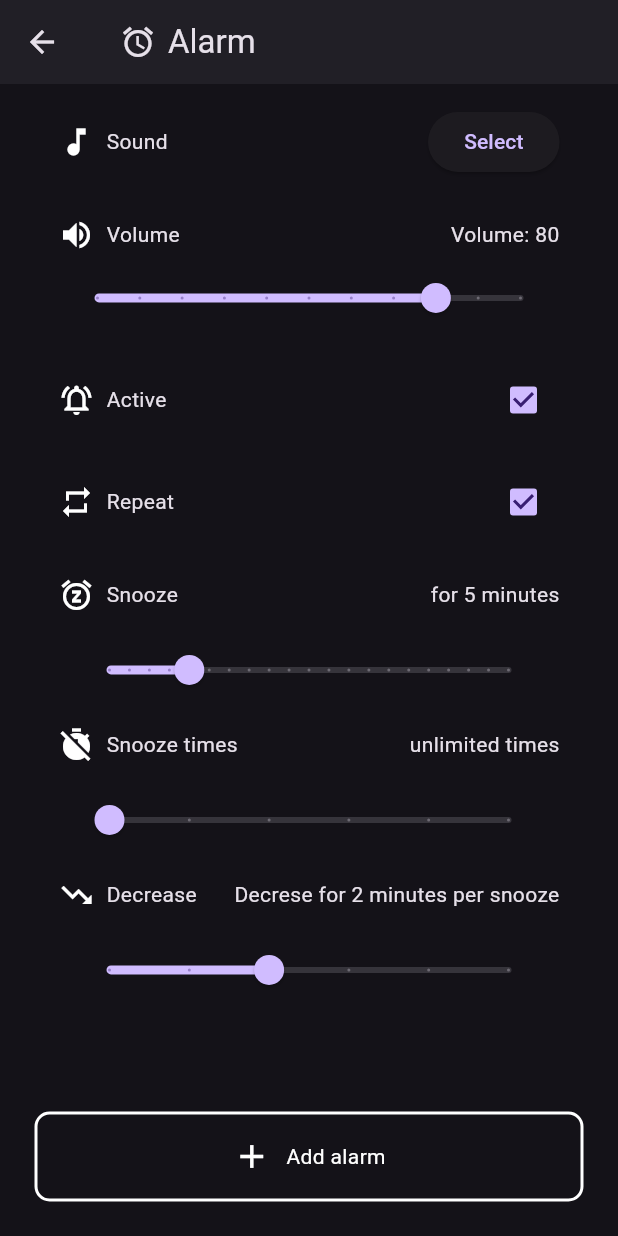
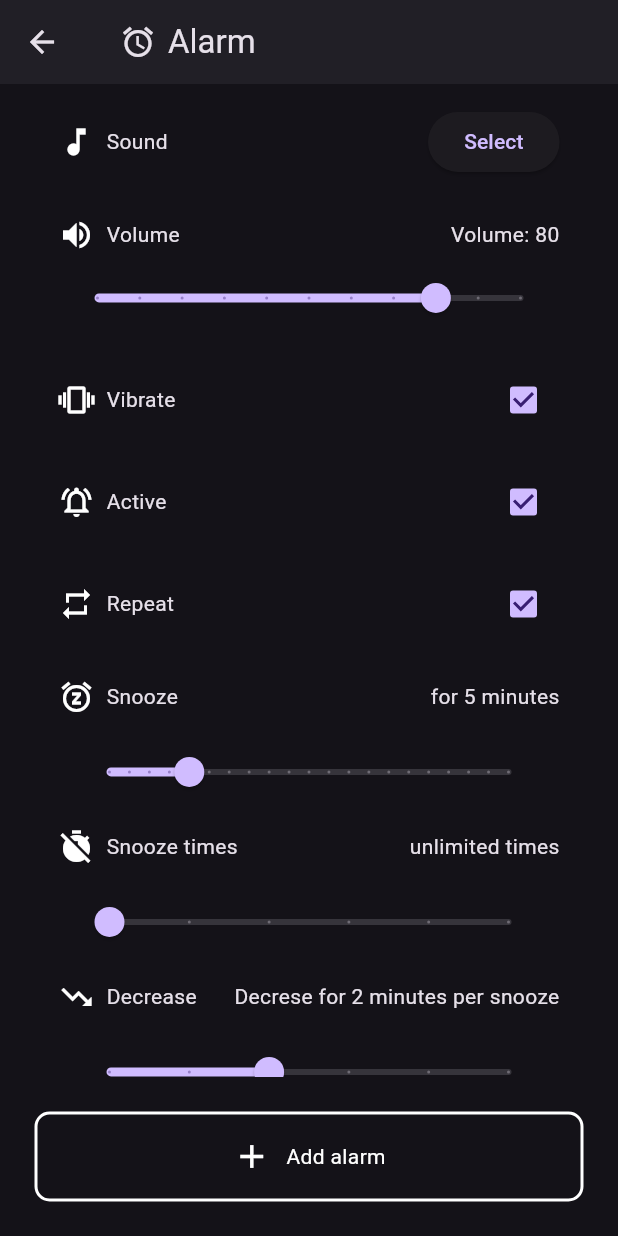
Before and after one commit to gregor20021/project_hardcore_alarm, a Flutter app: the AlarmEditView screen opened by its route, scrolled down 500 dp, on a phone screen of 412 x 824 dp. Run offline on Flutter 3.47's test engine with Material 3 defaults, Android fonts, the light colour scheme and no system bars; our stand-ins replace carousel_slider, loading_animation_widget, shared_preferences, skeletonizer; missing offline and left inert: alarm, cron, dart:ffi, qr_code_scanner_plus, time_picker_spinner, zeroconnect; accounts and stored records are empty.

Commit message:
adding vibration control for new alarms

```diff
--- a/lib/models/snoozeOptions.dart
+++ b/lib/models/snoozeOptions.dart
@@ -1,18 +1,21 @@
 class SnoozeOptions {
   int minutes;
   int repeat;
+  bool vibrate;
   int decreaseMinutesPerSnooze;
 
   SnoozeOptions({
     required this.minutes,
     required this.repeat,
     required this.decreaseMinutesPerSnooze,
+    required this.vibrate,
   });
 
   factory SnoozeOptions.fromJson(Map<String, dynamic> json) {
     return SnoozeOptions(
       minutes: json['minutes'],
       repeat: json['repeat'],
+      vibrate: json['vibrate'],
       decreaseMinutesPerSnooze: json['decreaseMinutesPerSnooze'],
     );
   }
@@ -21,6 +24,7 @@ class SnoozeOptions {
     return {
       'minutes': minutes,
       'repeat': repeat,
+      'vibrate': vibrate,
       'decreaseMinutesPerSnooze': decreaseMinutesPerSnooze,
     };
   }
--- a/lib/services/alarmService.dart
+++ b/lib/services/alarmService.dart
@@ -263,7 +263,7 @@ class AlarmService {
       dateTime: time,
       assetAudioPath: alarm.soundPath,
       loopAudio: true,
-      vibrate: true,
+      vibrate: alarm.snoozeOptions.vibrate,
       warningNotificationOnKill: true,
       androidFullScreenIntent: true,
       volumeSettings: VolumeSettings.fixed(volume: alarm.volume / 100, volumeEnforced: true,),
--- a/lib/views/alarm/alarmEditView.dart
+++ b/lib/views/alarm/alarmEditView.dart
@@ -24,6 +24,7 @@ class _AlarmEditViewState extends State<AlarmEditView> {
   ClockEditController clockController = ClockEditController(time: TimeOfDay(hour: 6, minute: 0));
   TextEditingController descriptionController = TextEditingController();
   bool active = true;
+  bool vibrate = true;
   bool repeat = true;
 
   int snoozeMinutes = 5;
@@ -99,6 +100,7 @@ class _AlarmEditViewState extends State<AlarmEditView> {
       snoozeOptions: SnoozeOptions(
         minutes: snoozeMinutes,
         repeat: snoozeRepeat,
+        vibrate: vibrate,
         decreaseMinutesPerSnooze: snoozeDecreaseMinutesPerSnooze,
       ),
     );
@@ -302,6 +304,34 @@ class _AlarmEditViewState extends State<AlarmEditView> {
                         ),
                         child: Row(
                           children: [
+                            const Icon(Icons.vibration),
+                            Padding(
+                              padding: const EdgeInsets.all(8.0),
+                              child: const Text('Vibrate'),
+                            ),
+                            Spacer(),
+                            StatefulBuilder(
+                              builder: (context, setState) {
+                                return Checkbox(
+                                  value: vibrate,
+                                  onChanged: (value) {
+                                    setState(() {
+                                      vibrate = value!;
+                                    });
+                                  },
+                                );
+                              },
+                            ),
+                          ],
+                        ),
+                      ),
+                      Padding(
+                        padding: const EdgeInsets.symmetric(
+                          vertical: 10.0,
+                          horizontal: 3,
+                        ),
+                        child: Row(
+                          children: [
                             const Icon(Icons.notifications_active_outlined),
                             Padding(
                               padding: const EdgeInsets.all(8.0),
```
